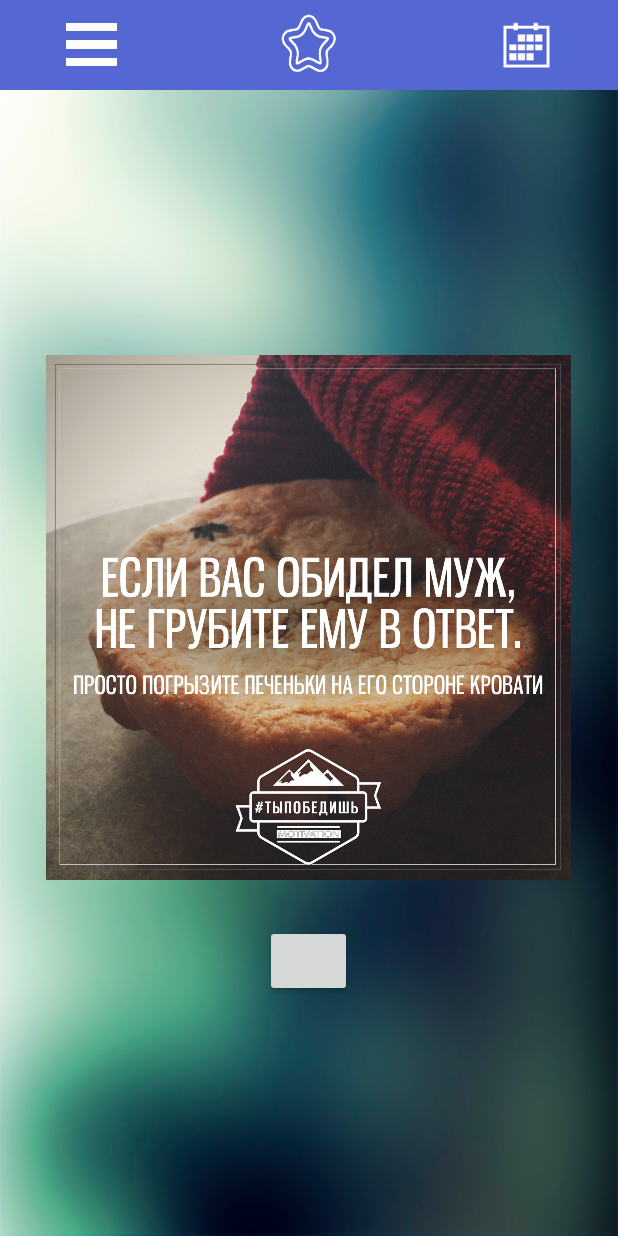
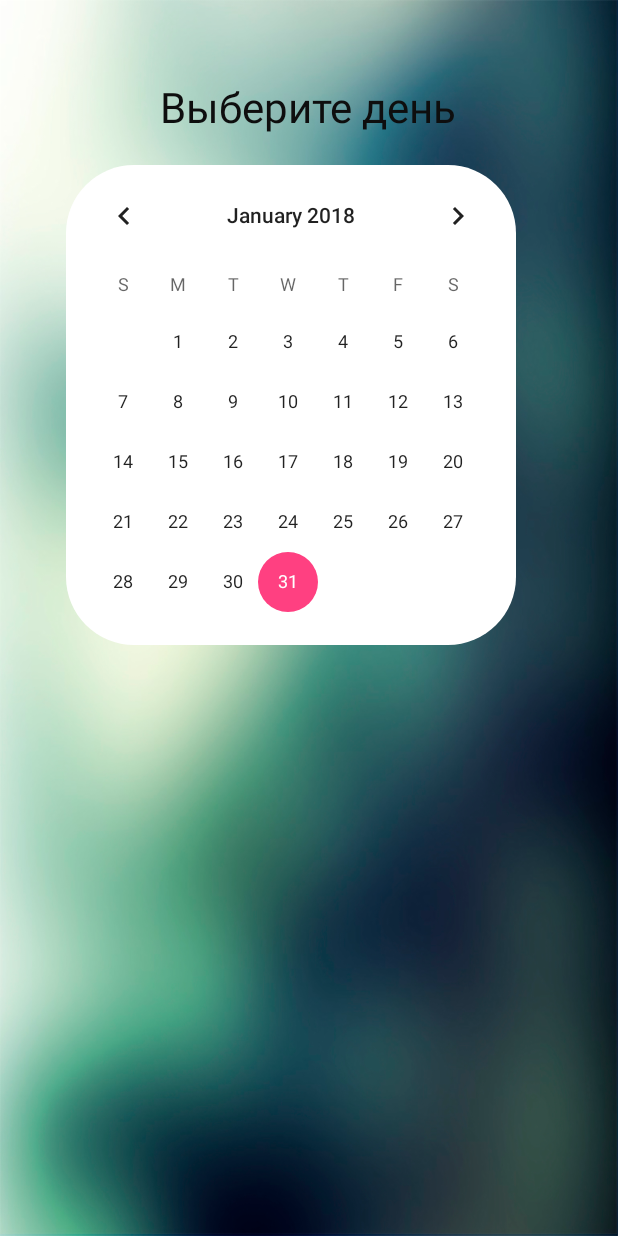
Before and after one commit to BraineUA/YWW, an Android app: the screen it shows after launch (MainActivity before the commit, CalendarActivity after it), after a tap on an icon or button, on a phone screen of 412 x 824 dp. Run offline under Robolectric (Android 15) with nearby library versions, the phone set to English and light mode, and no system bars; plain views replace LikeButton.

Commit message:
Add calendar.

```diff
--- a/app/src/main/AndroidManifest.xml
+++ b/app/src/main/AndroidManifest.xml
@@ -16,6 +16,10 @@
                 <category android:name="android.intent.category.LAUNCHER" />
             </intent-filter>
         </activity>
+        <activity android:name=".CalendarActivity">
+
+        </activity>
+
     </application>
 
 </manifest>
--- /dev/null
+++ b/app/src/main/java/com/example/timteam/youwillwin/CalendarActivity.java
@@ -0,0 +1,17 @@
+package com.example.timteam.youwillwin;
+
+import android.app.Activity;
+import android.os.Bundle;
+import android.support.annotation.Nullable;
+
+/**
+ * Created by TimTeam on 31.01.2018.
+ */
+
+public class CalendarActivity extends Activity {
+    @Override
+    public void onCreate(@Nullable Bundle savedInstanceState) {
+        super.onCreate(savedInstanceState);
+        setContentView(R.layout.activity_calendar);
+    }
+}
--- a/app/src/main/java/com/example/timteam/youwillwin/MainActivity.java
+++ b/app/src/main/java/com/example/timteam/youwillwin/MainActivity.java
@@ -1,15 +1,23 @@
 package com.example.timteam.youwillwin;
 
+import android.content.Intent;
 import android.support.v7.app.AppCompatActivity;
 import android.os.Bundle;
 import android.view.View;
+import android.widget.ImageView;
 
 public class MainActivity extends AppCompatActivity {
+    ImageView button_Calendar;
+    ImageView button_favorites;
+    ImageView button_menu;
 
     @Override
     protected void onCreate(Bundle savedInstanceState) {
         super.onCreate(savedInstanceState);
         setContentView(R.layout.activity_main);
+        button_Calendar =findViewById(R.id.button_calendar);
+        button_favorites=findViewById(R.id.button_favorites);
+        button_menu=findViewById(R.id.button_menu);
     }
 
 
@@ -18,6 +26,10 @@ public class MainActivity extends AppCompatActivity {
     }
 
     public void clickCalendar(View view) {
+        Intent intent_calendar = new Intent(this,CalendarActivity.class);
+        startActivity(intent_calendar);
+
+
     }
 
     public void clickMenu(View view) {
--- /dev/null
+++ b/app/src/main/res/drawable/bg_calen.xml
@@ -0,0 +1,13 @@
+<?xml version="1.0" encoding="utf-8"?>
+<shape xmlns:android="http://schemas.android.com/apk/res/android">
+
+    <corners
+        android:radius="45dp"
+        />
+    <solid
+        android:color="#FFF">
+
+    </solid>
+
+
+</shape>
--- /dev/null
+++ b/app/src/main/res/layout/activity_calendar.xml
@@ -0,0 +1,36 @@
+<?xml version="1.0" encoding="utf-8"?>
+<RelativeLayout xmlns:android="http://schemas.android.com/apk/res/android"
+    android:layout_width="match_parent"
+    android:layout_height="match_parent"
+    android:background="@drawable/background">
+
+    <TextView
+        android:id="@+id/myDate"
+        android:layout_width="wrap_content"
+        android:layout_height="wrap_content"
+        android:layout_alignParentTop="true"
+        android:layout_centerHorizontal="true"
+        android:layout_marginTop="52dp"
+        android:text="@string/changeDay"
+        android:textAlignment="center"
+        android:textColor="#0e0e0e"
+        android:textSize="28sp" />
+
+    <LinearLayout
+        android:background="@drawable/bg_calen"
+        android:layout_marginTop="110dp"
+        android:layout_marginLeft="44dp"
+        android:layout_width="300dp"
+        android:layout_height="wrap_content"
+        android:layout_marginRight="44dp">
+
+        <CalendarView
+            android:layout_width="wrap_content"
+            android:layout_height="320dp"
+            android:layout_gravity="center">
+
+        </CalendarView>
+
+    </LinearLayout>
+
+</RelativeLayout>
--- a/app/src/main/res/values/strings.xml
+++ b/app/src/main/res/values/strings.xml
@@ -1,3 +1,4 @@
 <resources>
     <string name="app_name">You Will Win</string>
+    <string name="changeDay">Выберите день</string>
 </resources>
```
